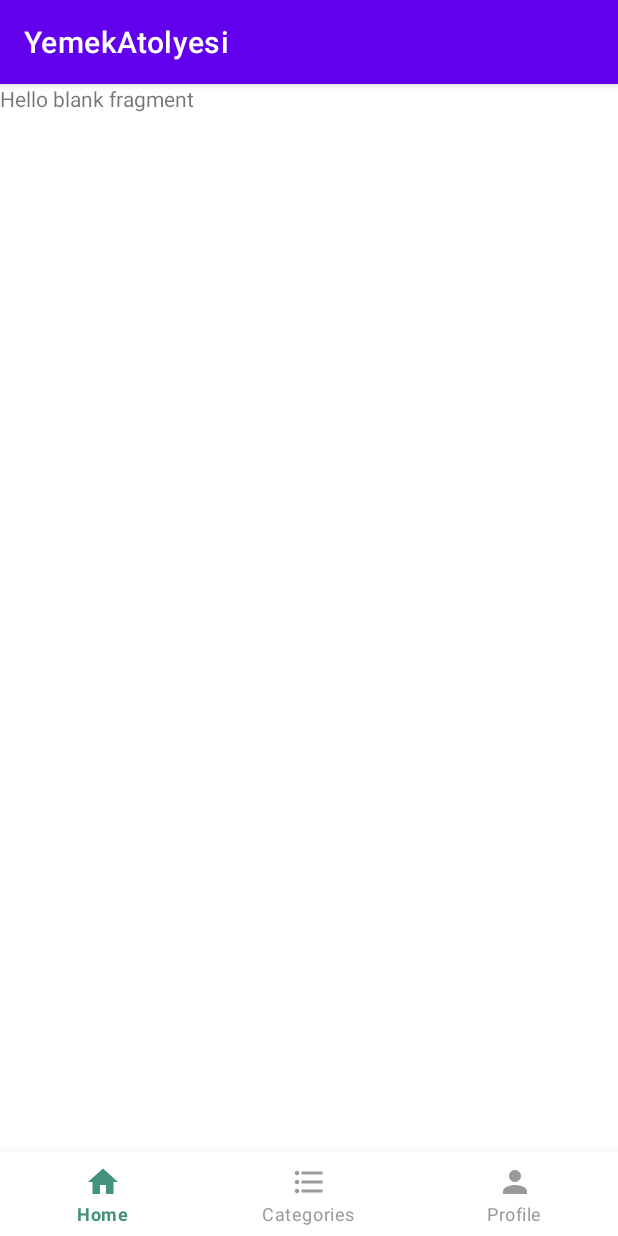
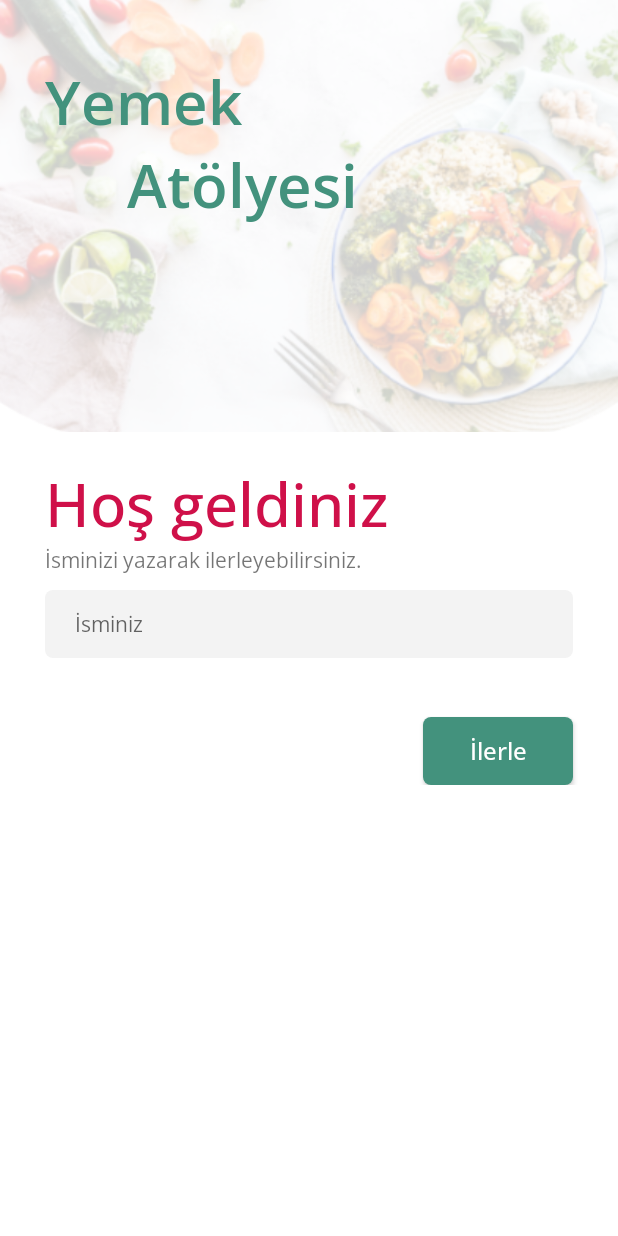
Before and after one commit to oguzhanornek/YemekAtolyesi, an Android app: the screen it shows after launch (MainActivity before the commit, LoginActivity after it), on a phone screen of 412 x 824 dp. Run offline under Robolectric (Android 15) with nearby library versions, the phone set to English and light mode, and no system bars.

Commit message:
ui bug fix

```diff
--- a/app/src/main/java/com/ta/yemekatolyesi/fragments/welcome/WelcomeFragment.kt
+++ b/app/src/main/java/com/ta/yemekatolyesi/fragments/welcome/WelcomeFragment.kt
@@ -1,16 +1,19 @@
 package com.ta.yemekatolyesi.fragments.welcome
 
+import android.content.Context
 import android.os.Bundle
 import androidx.fragment.app.Fragment
 import android.view.LayoutInflater
 import android.view.View
 import android.view.ViewGroup
+import androidx.navigation.fragment.findNavController
 import com.ta.yemekatolyesi.databinding.FragmentWelcomeBinding
+import com.ta.yemekatolyesi.utils.Constants
 
 class WelcomeFragment : Fragment() {
     private var _binding : FragmentWelcomeBinding? = null
     private val binding get() = _binding!!
-
+    private lateinit var name : String
     override fun onCreateView(
         inflater: LayoutInflater, container: ViewGroup?,
         savedInstanceState: Bundle?
@@ -21,8 +24,26 @@ class WelcomeFragment : Fragment() {
 
     override fun onViewCreated(view: View, savedInstanceState: Bundle?) {
         super.onViewCreated(view, savedInstanceState)
+        setOnClickListener()
     }
 
+    private fun setOnClickListener(){
+        binding.apply {
+            goOnButton.setOnClickListener {
+                if (nameEditText.text.isNotEmpty()){
+                    tvPleaseEnterName.visibility = View.INVISIBLE
+                    val action = WelcomeFragmentDirections.actionWelcomeFragmentToLoginFragment()
+                    findNavController().navigate(action)
+                    val preferences = requireActivity().getSharedPreferences("yemek-atolyesi", Context.MODE_PRIVATE)
+                    val editor = preferences.edit()
+                    editor.putString(Constants.Name,nameEditText.text.toString())
+                    editor.apply()
+                }else{
+                    tvPleaseEnterName.visibility = View.VISIBLE
+                }
+            }
+        }
+    }
     override fun onDestroyView() {
         super.onDestroyView()
         _binding = null
--- /dev/null
+++ b/app/src/main/java/com/ta/yemekatolyesi/utils/Constants.kt
@@ -0,0 +1,6 @@
+package com.ta.yemekatolyesi.utils
+
+object Constants {
+
+    const val Name = "Name"
+}
--- a/app/src/main/res/layout/activity_login.xml
+++ b/app/src/main/res/layout/activity_login.xml
@@ -6,4 +6,11 @@
     android:layout_height="match_parent"
     tools:context=".activities.LoginActivity">
 
+    <androidx.fragment.app.FragmentContainerView
+        android:id="@+id/fragmentContainerView"
+        android:name="androidx.navigation.fragment.NavHostFragment"
+        android:layout_width="match_parent"
+        android:layout_height="match_parent"
+        app:defaultNavHost="true"
+        app:navGraph="@navigation/login_nav"/>
 </androidx.constraintlayout.widget.ConstraintLayout>
--- a/app/src/main/res/layout/activity_main.xml
+++ b/app/src/main/res/layout/activity_main.xml
@@ -13,9 +13,7 @@
         android:layout_width="match_parent"
         android:layout_height="match_parent"
         app:defaultNavHost="true"
-        app:navGraph="@navigation/nav_graph"
-        tools:layout_editor_absoluteX="1dp"
-        tools:layout_editor_absoluteY="1dp" />
+        app:navGraph="@navigation/nav_graph" />
 
     <com.google.android.material.bottomnavigation.BottomNavigationView
         android:id="@+id/bottom_nav_menu"
--- a/app/src/main/res/layout/fragment_welcome.xml
+++ b/app/src/main/res/layout/fragment_welcome.xml
@@ -1,69 +1,87 @@
 <?xml version="1.0" encoding="utf-8"?>
-<androidx.constraintlayout.widget.ConstraintLayout xmlns:android="http://schemas.android.com/apk/res/android"
+
+<ScrollView xmlns:android="http://schemas.android.com/apk/res/android"
+    xmlns:app="http://schemas.android.com/apk/res-auto"
     xmlns:tools="http://schemas.android.com/tools"
     android:layout_width="match_parent"
     android:layout_height="match_parent"
-    xmlns:app="http://schemas.android.com/apk/res-auto"
     tools:context=".fragments.welcome.WelcomeFragment">
+
+    <androidx.constraintlayout.widget.ConstraintLayout
+        android:layout_width="match_parent"
+        android:layout_height="wrap_content">
+
         <ImageView
             android:id="@+id/bg_image"
             android:layout_width="match_parent"
             android:layout_height="wrap_content"
+            android:scaleType="centerCrop"
             android:src="@drawable/food_background"
-        android:scaleType="centerCrop"
             app:layout_constraintEnd_toEndOf="parent"
             app:layout_constraintStart_toStartOf="parent"
-        app:layout_constraintTop_toTopOf="parent"/>
+            app:layout_constraintTop_toTopOf="parent" />
+
         <TextView
             android:id="@+id/welcome_text"
             android:layout_width="match_parent"
             android:layout_height="wrap_content"
+            android:layout_marginHorizontal="30dp"
+            android:layout_marginTop="20dp"
+            android:fontFamily="@font/open_sans_medium"
             android:text="@string/welcome_text"
-        app:layout_constraintTop_toBottomOf="@id/bg_image"
+            android:textColor="@color/text_red"
+            android:textSize="40sp"
             app:layout_constraintEnd_toEndOf="parent"
             app:layout_constraintStart_toStartOf="parent"
-        android:layout_marginHorizontal="30dp"
-        android:fontFamily="@font/open_sans_medium"
-        android:textSize="40sp"
-        android:textColor="@color/text_red"
-        android:layout_marginTop="20dp" />
+            app:layout_constraintTop_toBottomOf="@id/bg_image" />
+
         <TextView
             android:id="@+id/write_your_name_text"
             android:layout_width="match_parent"
             android:layout_height="wrap_content"
+            android:layout_marginHorizontal="30dp"
+            android:fontFamily="@font/open_sans_regular"
             android:text="@string/write_your_name_and_go"
-        android:fontFamily="@font/open_sans_regular"
             android:textSize="14sp"
-        app:layout_constraintTop_toBottomOf="@id/welcome_text"
-        android:layout_marginHorizontal="30dp"/>
+            app:layout_constraintTop_toBottomOf="@id/welcome_text" />
 
         <EditText
             android:id="@+id/name_edit_text"
             android:layout_width="match_parent"
             android:layout_height="45dp"
+            android:layout_marginHorizontal="30dp"
+            android:layout_marginTop="10dp"
+            android:background="@drawable/bg_edit_text"
+            android:fontFamily="@font/open_sans_regular"
             android:hint="@string/your_name_text"
-        android:background="@drawable/bg_edit_text"
-        android:layout_marginHorizontal="30dp"
-        app:layout_constraintTop_toBottomOf="@id/write_your_name_text"
             android:paddingStart="20dp"
             android:textSize="14sp"
-        android:fontFamily="@font/open_sans_regular"
-        android:layout_marginTop="10dp"
+            app:layout_constraintTop_toBottomOf="@id/write_your_name_text"
             tools:ignore="RtlSymmetry" />
+
         <androidx.appcompat.widget.AppCompatButton
             android:id="@+id/go_on_button"
             android:layout_width="100dp"
             android:layout_height="45dp"
+            android:layout_marginTop="10dp"
+            android:background="@drawable/bg_rounded_green_button"
+            android:fontFamily="@font/open_sans_medium"
             android:text="@string/go_on"
-        android:background="@drawable/bg_rounded_green_button"
+            android:textAllCaps="false"
+            android:textColor="@color/white"
+            android:textSize="16sp"
+            app:layout_constraintEnd_toEndOf="@id/name_edit_text"
+            app:layout_constraintTop_toBottomOf="@id/tv_please_enter_name" />
+        <TextView
+            android:id="@+id/tv_please_enter_name"
+            android:layout_width="wrap_content"
+            android:layout_height="wrap_content"
+            android:text="@string/please_enter_your_name"
+            android:textColor="@color/text_red"
             app:layout_constraintTop_toBottomOf="@id/name_edit_text"
             app:layout_constraintEnd_toEndOf="@id/name_edit_text"
-        android:layout_marginTop="10dp"
-        android:textColor="@color/white"
-        android:fontFamily="@font/open_sans_medium"
-        android:textAllCaps="false"
-        android:textSize="16sp"/>
-
+            android:visibility="invisible"
+            android:layout_marginTop="10dp"/>
         <TextView
             android:id="@+id/textView"
             android:layout_width="wrap_content"
@@ -89,3 +107,4 @@
             app:layout_constraintTop_toBottomOf="@+id/textView" />
 
     </androidx.constraintlayout.widget.ConstraintLayout>
+</ScrollView>
--- a/app/src/main/res/navigation/login_nav.xml
+++ b/app/src/main/res/navigation/login_nav.xml
@@ -9,12 +9,20 @@
         android:id="@+id/welcomeFragment"
         android:name="com.ta.yemekatolyesi.fragments.welcome.WelcomeFragment"
         android:label="fragment_welcome"
-        tools:layout="@layout/fragment_welcome" />
+        tools:layout="@layout/fragment_welcome" >
+        <action
+            android:id="@+id/action_welcomeFragment_to_loginFragment"
+            app:destination="@id/loginFragment" />
+    </fragment>
     <fragment
         android:id="@+id/loginFragment"
         android:name="com.ta.yemekatolyesi.fragments.login.LoginFragment"
         android:label="fragment_login"
-        tools:layout="@layout/fragment_login" />
+        tools:layout="@layout/fragment_login" >
+        <action
+            android:id="@+id/action_loginFragment_to_registerFragment"
+            app:destination="@id/registerFragment" />
+    </fragment>
     <fragment
         android:id="@+id/registerFragment"
         android:name="com.ta.yemekatolyesi.fragments.register.RegisterFragment"
--- a/app/src/main/res/values/strings.xml
+++ b/app/src/main/res/values/strings.xml
@@ -10,4 +10,5 @@
     <string name="password_text">Şifre</string>
     <string name="register_text">Kayıt Ol</string>
     <string name="login_text">Giriş</string>
+    <string name="please_enter_your_name">Lütfen isim giriniz*</string>
 </resources>
--- a/app/src/main/res/values/themes.xml
+++ b/app/src/main/res/values/themes.xml
@@ -1,6 +1,6 @@
 <resources xmlns:tools="http://schemas.android.com/tools">
     <!-- Base application theme. -->
-    <style name="Theme.YemekAtolyesi" parent="Theme.MaterialComponents.DayNight.DarkActionBar">
+    <style name="Theme.YemekAtolyesi" parent="Theme.MaterialComponents.DayNight.NoActionBar">
         <!-- Primary brand color. -->
         <item name="colorPrimary">@color/purple_500</item>
         <item name="colorPrimaryVariant">@color/purple_700</item>
```
Also changed, not shown: app/src/main/AndroidManifest.xml (+6 -4 lines), 1 other file. Lines whose indentation alone changed are shown as unchanged.
